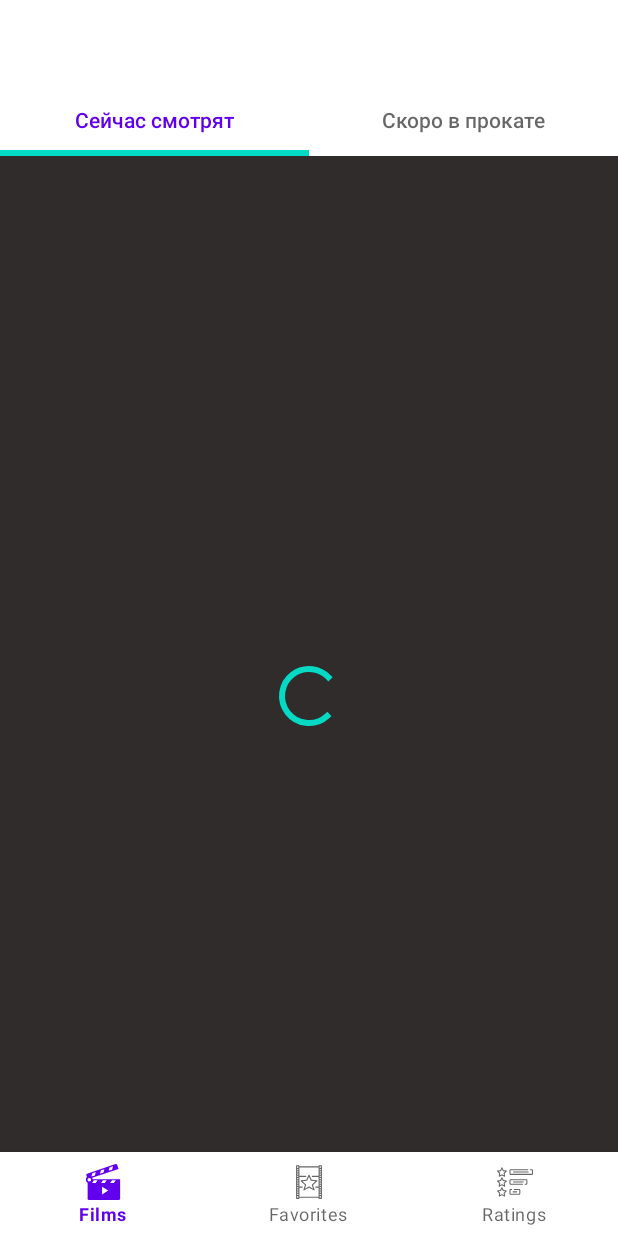
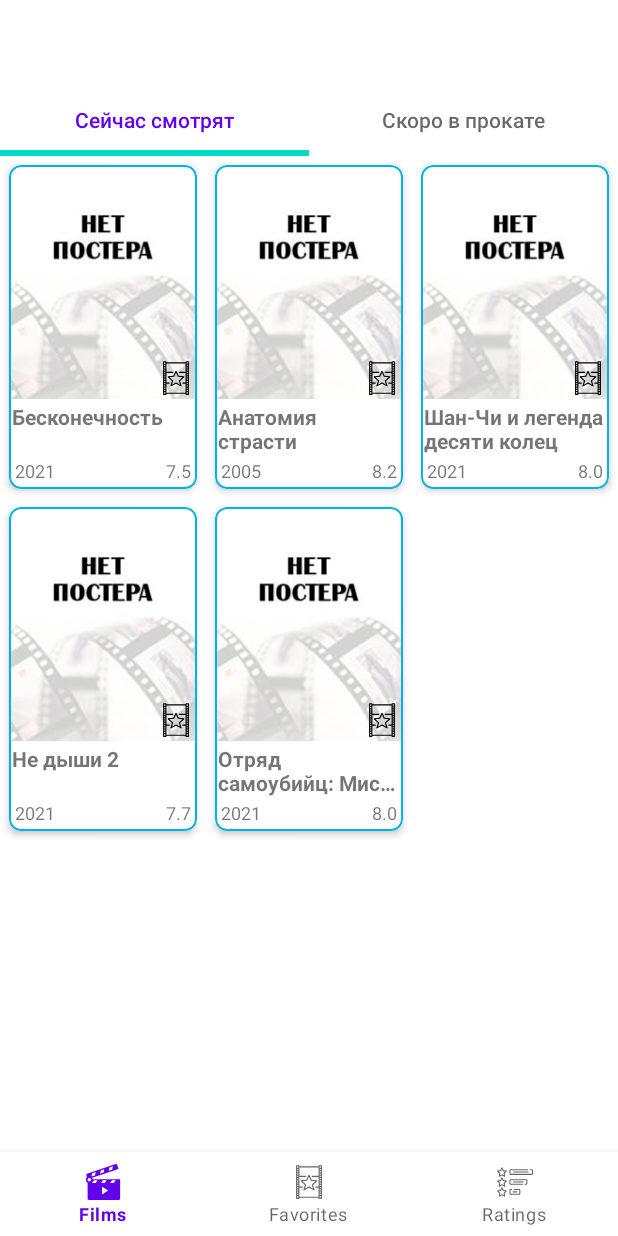
Before and after one commit to ArkHak/KinoFan, an Android app: the screen it shows after launch (MainActivity), on a phone screen of 412 x 824 dp. Run offline under Robolectric (Android 15) with nearby library versions, the phone set to English and light mode, and no system bars; our stand-ins replace navigation-ui.

Commit message:
ver 0.2.5 + создана карточка фильмов в RV + подгрузка RV

```diff
--- /dev/null
+++ b/app/src/main/java/com/example/kinofan/ui/ReleasedFilmsAdapter.kt
@@ -0,0 +1,43 @@
+package com.example.kinofan.ui
+
+import android.view.LayoutInflater
+import android.view.ViewGroup
+import androidx.recyclerview.widget.RecyclerView
+import com.example.kinofan.databinding.FilmItemBinding
+import com.example.kinofan.ui.model.Film
+
+class ReleasedFilmsAdapter :
+    RecyclerView.Adapter<ReleasedFilmsAdapter.ReleasedFilmsViewHolder>() {
+
+    private var filmsData: List<Film> = listOf()
+
+    fun setFilms(data: List<Film>) {
+        filmsData = data
+        notifyDataSetChanged()
+    }
+
+    override fun onCreateViewHolder(parent: ViewGroup, viewType: Int): ReleasedFilmsViewHolder {
+        val layoutInflater = LayoutInflater.from(parent.context)
+        val binding = FilmItemBinding.inflate(layoutInflater, parent, false)
+
+        return ReleasedFilmsViewHolder(binding)
+    }
+
+    override fun onBindViewHolder(holder: ReleasedFilmsViewHolder, position: Int) {
+        holder.bind(filmsData[position])
+    }
+
+    override fun getItemCount(): Int = filmsData.size
+
+    inner class ReleasedFilmsViewHolder(
+        private val binding: FilmItemBinding
+    ) : RecyclerView.ViewHolder(binding.root) {
+        fun bind(film: Film) {
+            with(binding) {
+                filmTitle.text = film.title
+                filmReleaseDate.text = film.yearСreation
+                filmPopularity.text = film.rating.toString()
+            }
+        }
+    }
+}
--- a/app/src/main/java/com/example/kinofan/ui/model/Film.kt
+++ b/app/src/main/java/com/example/kinofan/ui/model/Film.kt
@@ -7,7 +7,7 @@ data class Film(
     val yearСreation: String = "????"
 )
 
-fun getPlayNowFilm(): List<Film> {
+fun getReleasedFilms(): List<Film> {
     return listOf(
         Film("Бесконечность", "фантастика, боевик, триллер", 7.5, "2021"),
         Film("Анатомия страсти", "драма", 8.2, "2005"),
@@ -22,7 +22,7 @@ fun getPlayNowFilm(): List<Film> {
     )
 }
 
-fun getComingSoonFilm(): List<Film> {
+fun getUpcomingFilms(): List<Film> {
     return listOf(
         Film("Дюна", "приключения, драма, фантастика", yearСreation = "2021"),
         Film("Веном 2", "фантастика, боевик", yearСreation = "2021"),
--- a/app/src/main/java/com/example/kinofan/ui/model/Repository.kt
+++ b/app/src/main/java/com/example/kinofan/ui/model/Repository.kt
@@ -2,7 +2,6 @@ package com.example.kinofan.ui.model
 
 interface Repository {
     fun getFilmFromServer(): Film
-    fun getFilmFromLocalStorage(): Film
-//    fun getFilmFromLocalStorageReleased(): Film
-//    fun getFilmFromLocalStorageUpcoming(): Film
+    fun getFilmFromLocalStorageReleased(): List<Film>
+    fun getFilmFromLocalStorageUpcoming(): List<Film>
 }
--- a/app/src/main/java/com/example/kinofan/ui/model/RepositoryImpl.kt
+++ b/app/src/main/java/com/example/kinofan/ui/model/RepositoryImpl.kt
@@ -3,5 +3,7 @@ package com.example.kinofan.ui.model
 class RepositoryImpl : Repository {
     override fun getFilmFromServer(): Film = Film("Star Wars", rating = 10.0)
 
-    override fun getFilmFromLocalStorage(): Film = Film("The Grinch")
+    override fun getFilmFromLocalStorageReleased(): List<Film> = getReleasedFilms()
+    override fun getFilmFromLocalStorageUpcoming(): List<Film> = getUpcomingFilms()
+
 }
--- a/app/src/main/java/com/example/kinofan/ui/view/ReleasedFilmsFragment.kt
+++ b/app/src/main/java/com/example/kinofan/ui/view/ReleasedFilmsFragment.kt
@@ -9,6 +9,7 @@ import android.view.View
 import android.view.ViewGroup
 import com.example.kinofan.R
 import com.example.kinofan.databinding.ReleasedFilmsFragmentBinding
+import com.example.kinofan.ui.ReleasedFilmsAdapter
 import com.example.kinofan.ui.viewModel.ReleasedFilmsViewModel
 import com.example.kinofan.ui.viewModel.AppState
 import com.google.android.material.snackbar.Snackbar
@@ -16,7 +17,7 @@ import com.google.android.material.snackbar.Snackbar
 class ReleasedFilmsFragment : Fragment() {
 
     companion object {
-        private const val ARG_COUNT = "param2"
+        private const val ARG_COUNT = "param1"
         fun newInstance(counter: Int?): ReleasedFilmsFragment {
             val fragment = ReleasedFilmsFragment()
             val args = Bundle()
@@ -26,55 +27,44 @@ class ReleasedFilmsFragment : Fragment() {
         }
     }
 
-    private lateinit var viewModelReleased: ReleasedFilmsViewModel
     private var _binding: ReleasedFilmsFragmentBinding? = null
     private val binding get() = _binding!!
+    private lateinit var viewModelReleased: ReleasedFilmsViewModel
+    private val adapter = ReleasedFilmsAdapter()
+
 
     override fun onCreateView(
         inflater: LayoutInflater, container: ViewGroup?,
         savedInstanceState: Bundle?
     ): View {
-        val view = inflater.inflate(R.layout.released_films_fragment, container, false)
-        _binding = ReleasedFilmsFragmentBinding.bind(view)
+        _binding = ReleasedFilmsFragmentBinding.inflate(inflater, container, false)
         return binding.root
     }
 
     override fun onViewCreated(view: View, savedInstanceState: Bundle?) {
         super.onViewCreated(view, savedInstanceState)
+        binding.releasedFilmsRecyclerView.adapter = adapter
         viewModelReleased = ViewModelProvider(this).get(ReleasedFilmsViewModel::class.java)
-        viewModelReleased.livaData.observe(viewLifecycleOwner, { state ->
+        viewModelReleased.getLiveDate().observe(viewLifecycleOwner, { state ->
             renderData(state)
         })
-
-        viewModelReleased.getFilmFromLocalSource()
-
-        initBtn()
+        viewModelReleased.getFilmsFromLocalSourceReleased()
     }
 
-    @SuppressLint("SetTextI18n")
     private fun renderData(state: AppState) {
         when (state) {
             is AppState.Loading -> binding.loadingLayout.visibility = View.VISIBLE
             is AppState.Success -> {
                 binding.loadingLayout.visibility = View.GONE
-                binding.film.text = "Название: ${state.film.title} \n" +
-                        "Жанр: ${state.film.genre}\n" +
-                        "Рейтинг: ${state.film.rating}\n" +
-                        "Год: ${state.film.yearСreation}\n"
+                adapter.setFilms(state.filmsData)
             }
             is AppState.Error -> {
                 binding.loadingLayout.visibility = View.GONE
                 Snackbar
-                    .make(binding.filmsView, "Error: ${state.error}", Snackbar.LENGTH_INDEFINITE)
-                    .setAction("Reload") { viewModelReleased.getFilmFromLocalSource() }
+                    .make(binding.filmsFragmentContainer, "Error: ${state.error}", Snackbar.LENGTH_INDEFINITE)
+                    .setAction("Reload") { viewModelReleased.getFilmsFromLocalSourceReleased() }
                     .show()
             }
-        }
-    }
-
-    private fun initBtn() {
-        binding.btnDataUpdate.setOnClickListener {
-            viewModelReleased.getFilmFromRemoteSource()
         }
     }
 
--- a/app/src/main/java/com/example/kinofan/ui/view/UpcomingFilmsFragment.kt
+++ b/app/src/main/java/com/example/kinofan/ui/view/UpcomingFilmsFragment.kt
@@ -13,7 +13,7 @@ import com.example.kinofan.databinding.UpcomingFilmsFragmentBinding
 class UpcomingFilmsFragment : Fragment() {
 
     companion object {
-        private const val ARG_COUNT = "param1"
+        private const val ARG_COUNT = "param2"
         fun newInstance(counter: Int?): UpcomingFilmsFragment {
             val fragment = UpcomingFilmsFragment()
             val args = Bundle()
--- a/app/src/main/java/com/example/kinofan/ui/viewModel/AppState.kt
+++ b/app/src/main/java/com/example/kinofan/ui/viewModel/AppState.kt
@@ -3,7 +3,7 @@ package com.example.kinofan.ui.viewModel
 import com.example.kinofan.ui.model.Film
 
 sealed class AppState {
-    data class Success(val film: Film) : AppState()
+    data class Success(val filmsData: List<Film>) : AppState()
     data class Error(val error: Throwable) : AppState()
     object Loading : AppState()
 }
--- a/app/src/main/java/com/example/kinofan/ui/viewModel/ReleasedFilmsViewModel.kt
+++ b/app/src/main/java/com/example/kinofan/ui/viewModel/ReleasedFilmsViewModel.kt
@@ -7,32 +7,23 @@ import com.example.kinofan.ui.model.Repository
 import com.example.kinofan.ui.model.RepositoryImpl
 import kotlin.random.Random
 
-class ReleasedFilmsViewModel : ViewModel() {
+class ReleasedFilmsViewModel(
+    private val liveDataToObserve: MutableLiveData<AppState> = MutableLiveData(),
+    private val repositoryImpl: Repository = RepositoryImpl()
+) : ViewModel() {
 
-    private val liveDataToObserve: MutableLiveData<AppState> = MutableLiveData()
-    private val repository: Repository = RepositoryImpl()
-    val livaData: LiveData<AppState> = liveDataToObserve
+    fun getLiveDate() = liveDataToObserve
 
-    fun getFilmFromLocalSource() = getDataFromLocalSource()
-    fun getFilmFromRemoteSource() = getDataFromRemoteSource()
+    fun getFilmsFromLocalSourceReleased() = getDataFromLocalSource()
+
+    fun getFilmsFromRemoteSourceReleased() = getDataFromLocalSource()
 
     private fun getDataFromLocalSource() {
         liveDataToObserve.value = AppState.Loading
         Thread {
-            Thread.sleep(3000)
-            liveDataToObserve.postValue(AppState.Success(repository.getFilmFromLocalStorage()))
-        }.start()
-    }
-
-    private fun getDataFromRemoteSource(){
-        liveDataToObserve.value = AppState.Loading
-        Thread {
-            Thread.sleep(3000)
-            if (Random.nextBoolean()) {
-                liveDataToObserve.postValue(AppState.Success(repository.getFilmFromServer()))
-            } else {
-                liveDataToObserve.postValue(AppState.Error(Exception("Нет интернета")))
-            }
+            Thread.sleep(1000)
+            liveDataToObserve
+                .postValue(AppState.Success(repositoryImpl.getFilmFromLocalStorageReleased()))
         }.start()
     }
 }
--- /dev/null
+++ b/app/src/main/res/layout/film_item.xml
@@ -0,0 +1,77 @@
+<?xml version="1.0" encoding="utf-8"?>
+<com.google.android.material.card.MaterialCardView xmlns:android="http://schemas.android.com/apk/res/android"
+    xmlns:app="http://schemas.android.com/apk/res-auto"
+    xmlns:tools="http://schemas.android.com/tools"
+    android:id="@+id/filmItem"
+    android:layout_width="match_parent"
+    android:layout_height="216dp"
+    android:layout_margin="6dp"
+    app:cardCornerRadius="8dp"
+    app:cardElevation="3dp"
+    app:strokeColor="#01B4E4"
+    app:strokeWidth="1dp">
+
+    <androidx.constraintlayout.widget.ConstraintLayout
+        android:layout_width="match_parent"
+        android:layout_height="match_parent">
+
+        <androidx.appcompat.widget.AppCompatImageView
+            android:id="@+id/film_poster"
+            android:layout_width="match_parent"
+            android:layout_height="156dp"
+            android:scaleType="centerCrop"
+            app:layout_constraintEnd_toEndOf="parent"
+            app:layout_constraintStart_toStartOf="parent"
+            app:layout_constraintTop_toTopOf="parent"
+            app:srcCompat="@drawable/tmp_no_poster"
+            tools:background="@color/black" />
+
+        <androidx.appcompat.widget.AppCompatImageView
+            android:layout_width="wrap_content"
+            android:layout_height="wrap_content"
+            android:layout_margin="2dp"
+            android:layout_marginBottom="64dp"
+            app:layout_constraintBottom_toBottomOf="@id/film_poster"
+            app:layout_constraintEnd_toEndOf="parent"
+            app:layout_constraintHorizontal_bias="1.0"
+            app:layout_constraintStart_toStartOf="parent"
+            app:srcCompat="@drawable/ic_favorites_films_btn_nav_24dp" />
+
+
+        <TextView
+            android:id="@+id/film_title"
+            android:layout_width="match_parent"
+            android:layout_height="wrap_content"
+            android:layout_margin="2dp"
+            android:ellipsize="end"
+            android:maxLines="2"
+            android:textStyle="bold"
+            app:layout_constraintEnd_toEndOf="parent"
+            app:layout_constraintStart_toStartOf="parent"
+            app:layout_constraintTop_toBottomOf="@id/film_poster"
+            tools:text="Название фильма" />
+
+        <TextView
+            android:id="@+id/film_release_date"
+            android:layout_width="wrap_content"
+            android:layout_height="wrap_content"
+            android:layout_margin="4dp"
+            android:textSize="12sp"
+            app:layout_constraintBottom_toBottomOf="parent"
+            app:layout_constraintStart_toStartOf="parent"
+            tools:text="12.12.2222" />
+
+        <TextView
+            android:id="@+id/film_popularity"
+            android:layout_width="wrap_content"
+            android:layout_height="wrap_content"
+            android:layout_margin="4dp"
+            android:textSize="12sp"
+            app:layout_constraintBottom_toBottomOf="parent"
+            app:layout_constraintEnd_toEndOf="parent"
+            tools:text="10.0" />
+
+    </androidx.constraintlayout.widget.ConstraintLayout>
+
+
+</com.google.android.material.card.MaterialCardView>
--- a/app/src/main/res/layout/released_films_fragment.xml
+++ b/app/src/main/res/layout/released_films_fragment.xml
@@ -1,32 +1,20 @@
 <?xml version="1.0" encoding="utf-8"?>
 <FrameLayout xmlns:android="http://schemas.android.com/apk/res/android"
+    xmlns:app="http://schemas.android.com/apk/res-auto"
     xmlns:tools="http://schemas.android.com/tools"
     android:id="@+id/films_fragment_container"
     android:layout_width="match_parent"
     android:layout_height="match_parent"
     tools:context=".ui.view.ReleasedFilmsFragment">
 
-    <LinearLayout
-        android:id="@+id/filmsView"
+    <androidx.recyclerview.widget.RecyclerView
+        android:layout_gravity="center_horizontal"
+        android:id="@+id/releasedFilmsRecyclerView"
         android:layout_width="match_parent"
-        android:layout_height="match_parent"
-        android:gravity="center"
-        android:orientation="vertical">
-
-        <TextView
-            android:id="@+id/film"
-            android:layout_width="wrap_content"
-            android:layout_height="wrap_content"
-            android:text="FILMS"
-            android:textSize="32sp" />
-
-        <Button
-            android:id="@+id/btn_data_update"
-            android:layout_width="wrap_content"
-            android:layout_height="wrap_content"
-            android:text="update" />
-
-    </LinearLayout>
+        android:layout_height="wrap_content"
+        app:layoutManager="androidx.recyclerview.widget.GridLayoutManager"
+        app:spanCount="3"
+        tools:listitem="@layout/film_item" />
 
 
     <FrameLayout
```
Also changed, not shown: app/src/main/res/drawable/tmp_no_poster.jpg (added).
